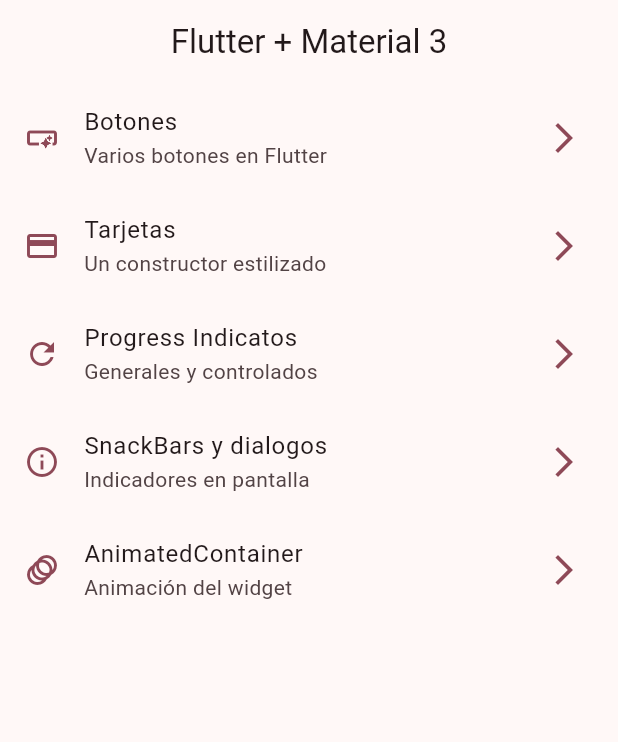
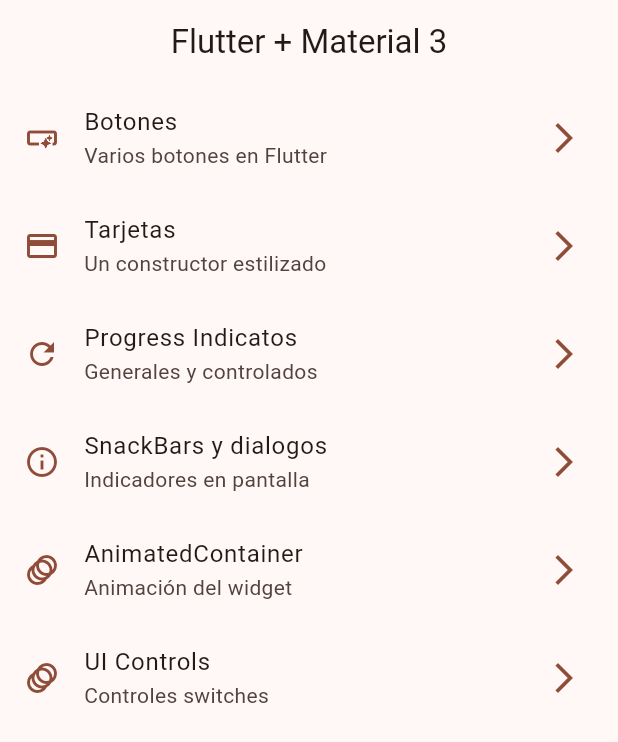
Before and after one commit to ErnestAlf222/widgetsApp, a Flutter app: the screen it shows after launch, on a phone screen of 412 x 824 dp. Shown: the top 742 px of the screen. Run offline on Flutter 3.47's test engine with Material 3 defaults, Android fonts, the phone set to English and light mode, and no system bars; our stand-ins replace go_router.

```diff
--- a/lib/config/menu/menu_items.dart
+++ b/lib/config/menu/menu_items.dart
@@ -51,5 +51,11 @@ class MenuItem {
       link: '/animated',
       icon: Icons.animation_rounded
       ),
+    MenuItem(
+      title: 'UI Controls',
+      subTitle: 'Controles switches',
+      link: '/ui-controls',
+      icon: Icons.animation_rounded
+      ),
 
   ];
--- a/lib/config/router/app_router.dart
+++ b/lib/config/router/app_router.dart
@@ -37,5 +37,10 @@ final appRouter = GoRouter(
       name: AnimatedScreen.name,
       builder: (context, state) => const AnimatedScreen(),
     ),
+    GoRoute(
+      path: '/ui-controls',
+      name: UIControlsScreen.name,
+      builder: (context, state) => const UIControlsScreen(),
+    ),
   ],
 );
--- a/lib/config/theme/app_theme.dart
+++ b/lib/config/theme/app_theme.dart
@@ -1,14 +1,15 @@
 
 import 'package:flutter/material.dart';
 
-const colorList =<Color>[
+final  colorList =<Color>[
   Colors.blue,
   Colors.tealAccent,
   Colors.yellowAccent,
   Colors.red,
   Colors.deepPurpleAccent,
   Colors.deepOrange,
-  Colors.pink
+  Colors.pink,
+  Colors.lightGreenAccent.shade400
 
 ];
 
--- a/lib/main.dart
+++ b/lib/main.dart
@@ -15,7 +15,7 @@ class MainApp extends StatelessWidget {
     return  MaterialApp.router(
       routerConfig: appRouter,
       title: 'Flutter Widgets',
-      theme: AppTheme( selectedColor: 6).getTheme(),
+      theme: AppTheme( selectedColor: 5).getTheme(),
       debugShowCheckedModeBanner: false,
 
 
```
Also changed, not shown: lib/presentation/screens/ui_controls/ui_controls_screen.dart (+108 -1 lines).
